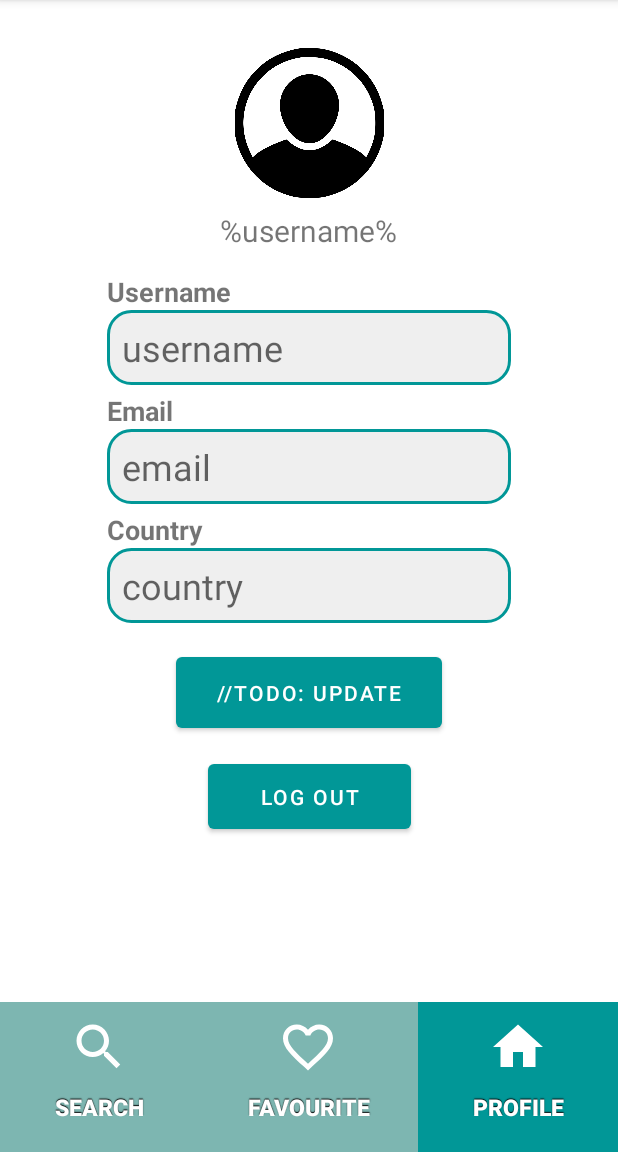
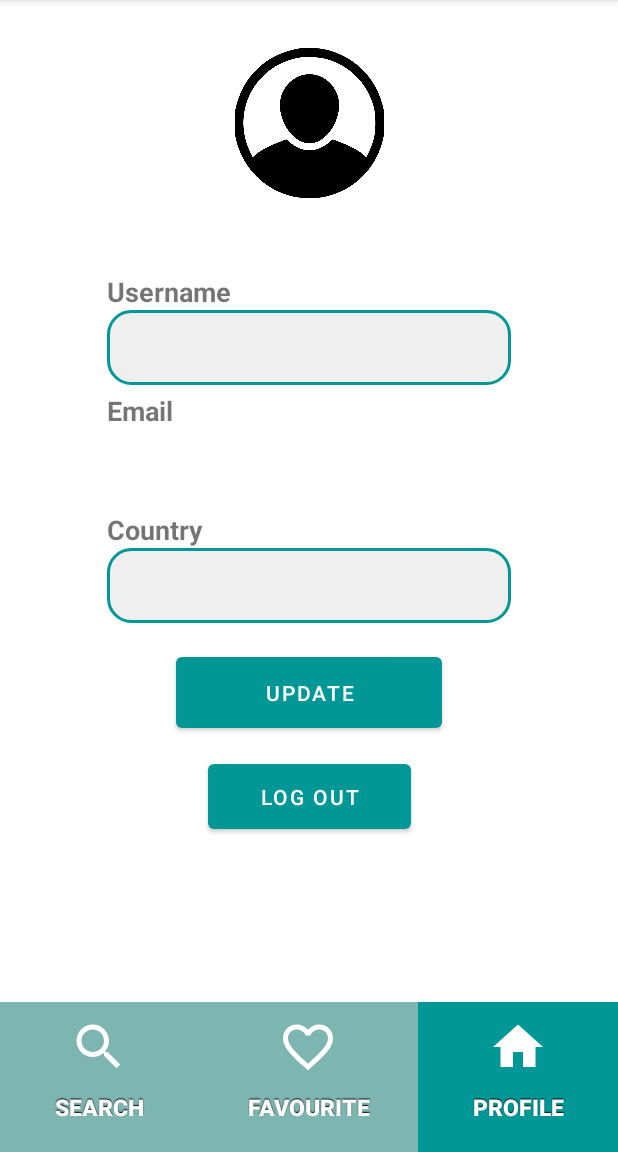
Before and after one commit to sehyun-kelly/Android-Java-Planer, an Android app: the screen it shows after launch once a user with an empty profile is signed in (SearchActivity), after a tap on "PROFILE", on a phone screen of 412 x 824 dp, the part 84-1236 px from its top. Run offline under Robolectric (Android 15) with nearby library versions, the phone set to English and light mode, and no system bars; our stand-ins replace Firebase (no records; nobody signed in at launch, a user with empty details on screens opened directly); 1 statement that could not run was skipped; 3 other taps on this screen came first.

Commit message:
Implemented Update and Logout functions in ProfileFragment. Firebase updates accordingly.

```diff
--- a/app/src/main/java/com/example/planer/ProfileFragment.java
+++ b/app/src/main/java/com/example/planer/ProfileFragment.java
@@ -1,18 +1,99 @@
 package com.example.planer;
 
+import androidx.annotation.NonNull;
+import androidx.annotation.Nullable;
 import androidx.fragment.app.Fragment;
 
+import android.content.Intent;
 import android.os.Bundle;
+import android.util.Log;
 import android.view.LayoutInflater;
 import android.view.View;
 import android.view.ViewGroup;
+import android.widget.Button;
+import android.widget.EditText;
+import android.widget.TextView;
+import android.widget.Toast;
+
+import com.google.firebase.auth.FirebaseAuth;
+import com.google.firebase.auth.FirebaseUser;
+import com.google.firebase.firestore.DocumentReference;
+import com.google.firebase.firestore.DocumentSnapshot;
+import com.google.firebase.firestore.FirebaseFirestore;
 
 public class ProfileFragment extends Fragment {
+    static final String TAG = "Android";
+    FirebaseUser user;
+    FirebaseFirestore db;
+    DocumentReference userDoc;
+    EditText usernameField;
+    TextView emailField;
+    EditText countryField;
+
+    Button updateBtn;
+    Button logoutBtn;
 
     @Override
     public View onCreateView(LayoutInflater inflater, ViewGroup container,
                              Bundle savedInstanceState) {
+        user = FirebaseAuth.getInstance().getCurrentUser();
+        db = FirebaseFirestore.getInstance();
+        userDoc = db.collection("users").document(user.getUid());
+        userDoc.get().addOnCompleteListener(task -> {
+            if (task.isSuccessful()) {
+                DocumentSnapshot document = task.getResult();
+                if (document.exists()) {
 
+                    // Update fields using firebase user doc
+                    TextView userHeader = requireView().findViewById(R.id.username);
+                    usernameField = requireView().findViewById(R.id.usernameField);
+                    emailField = requireView().findViewById(R.id.emailField);
+                    countryField = requireView().findViewById(R.id.countryField);
+                    String username = (String) document.get("username");
+                    String email = (String) document.get("email");
+                    String country = (String) document.get("country");
+                    userHeader.setText(username);
+                    usernameField.setText(username);
+                    emailField.setText(email);
+                    countryField.setText(country);
+
+                    Log.d(TAG, "DocumentSnapshot data: " + document.getData());
+                } else {
+                    Log.d(TAG, "No such document");
+                }
+            } else {
+                Log.d(TAG, "get failed with ", task.getException());
+            }
+        });
         return inflater.inflate(R.layout.fragment_profile, container, false);
     }
+
+    @Override
+    public void onViewCreated(@NonNull View view, @Nullable Bundle savedInstanceState) {
+        super.onViewCreated(view, savedInstanceState);
+
+        updateBtn = requireView().findViewById(R.id.updateBtn);
+        updateBtn.setOnClickListener(this::update);
+
+        logoutBtn = requireView().findViewById(R.id.logoutBtn);
+        logoutBtn.setOnClickListener(this::logout);
+    }
+
+    public void update(View view) {
+        String username = usernameField.getText().toString();
+        String country = countryField.getText().toString();
+
+        // Update relevant fields in Firestore
+        db.collection("users").document(user.getUid()).update(
+                "username", username,
+                "country", country
+        );
+        Toast.makeText(getActivity(), "Information updated", Toast.LENGTH_SHORT).show();
+    }
+
+    public void logout(View view) {
+        FirebaseAuth.getInstance().signOut();
+        Intent intent = new Intent(getActivity(), MainActivity.class);
+        startActivity(intent);
+    }
 }
--- a/app/src/main/java/com/example/planer/RegisterActivity.java
+++ b/app/src/main/java/com/example/planer/RegisterActivity.java
@@ -16,6 +16,7 @@ import com.google.firebase.auth.FirebaseUser;
 import com.example.planer.data.CountryDriver;
 import com.google.firebase.firestore.FirebaseFirestore;
 import com.google.firebase.auth.FirebaseAuth;
+import com.google.firestore.v1.WriteResult;
 
 import java.util.ArrayList;
 import java.util.HashMap;
@@ -103,9 +104,7 @@ public class RegisterActivity extends AppCompatActivity {
                                         registrant.put("username", userNameInput);
                                         registrant.put("email", emailInput);
                                         registrant.put("country", country);
-                                        db.collection("users")
-                                                .add(registrant)
-                                                .addOnSuccessListener(documentReference -> Log.d(TAG, "snapshot added with ID: " + documentReference.getId())).addOnFailureListener(e -> Log.w(TAG, "Error adding document", e));
+                                        db.collection("users").document(user.getUid()).set(registrant);
                                         Intent intent = new Intent(RegisterActivity.this, SearchActivity.class);
                                         startActivity(intent);
 
--- a/app/src/main/res/layout/fragment_profile.xml
+++ b/app/src/main/res/layout/fragment_profile.xml
@@ -14,14 +14,14 @@
         app:layout_constraintEnd_toEndOf="parent"
         app:layout_constraintStart_toStartOf="parent"
         app:layout_constraintTop_toTopOf="parent"
-        app:srcCompat="@drawable/profile" />
+        app:srcCompat="@drawable/profile"
+        android:contentDescription="@string/profile_picture" />
 
     <TextView
         android:id="@+id/username"
         android:layout_width="300dp"
         android:layout_height="30dp"
         android:layout_marginTop="8dp"
-        android:text="@string/usernamePlaceholder"
         android:textAlignment="center"
         android:textSize="20sp"
         app:layout_constraintEnd_toEndOf="parent"
@@ -30,37 +30,7 @@
         app:layout_constraintTop_toBottomOf="@+id/profilePic" />
 
     <LinearLayout
-        android:id="@+id/country"
-        android:layout_width="309dp"
-        android:layout_height="75dp"
-        android:layout_marginTop="4dp"
-        android:orientation="vertical"
-        android:paddingHorizontal="20dp"
-        app:layout_constraintEnd_toEndOf="parent"
-        app:layout_constraintStart_toStartOf="parent"
-        app:layout_constraintTop_toBottomOf="@+id/emailField">
-
-        <TextView
-            android:layout_width="wrap_content"
-            android:layout_height="wrap_content"
-            android:text="@string/country"
-            android:textSize="18sp"
-            android:textStyle="bold" />
-
-        <EditText
-            android:id="@+id/countryField"
-            android:layout_width="match_parent"
-            android:layout_height="50dp"
-            android:autofillHints=""
-            android:background="@drawable/input_background"
-            android:hint="country"
-            android:inputType="text"
-            android:paddingHorizontal="10dp"
-            android:textSize="24sp" />
-    </LinearLayout>
-
-    <LinearLayout
-        android:id="@+id/emailField"
+        android:id="@+id/email_input_field"
         android:layout_width="309dp"
         android:layout_height="75dp"
         android:layout_marginTop="4dp"
@@ -77,16 +47,14 @@
             android:textSize="18sp"
             android:textStyle="bold" />
 
-        <EditText
-            android:id="@+id/username_input"
+        <TextView
+            android:id="@+id/emailField"
             android:layout_width="match_parent"
             android:layout_height="50dp"
             android:autofillHints=""
-            android:background="@drawable/input_background"
-            android:hint="email"
-            android:inputType="text"
             android:paddingHorizontal="10dp"
-            android:textSize="24sp" />
+            android:textSize="24sp"
+            tools:ignore="TextFields,SpeakableTextPresentCheck" />
     </LinearLayout>
 
     <LinearLayout
@@ -113,31 +81,65 @@
             android:layout_height="50dp"
             android:autofillHints=""
             android:background="@drawable/input_background"
-            android:hint="username"
             android:inputType="text"
+            android:labelFor="@id/usernameField"
             android:paddingHorizontal="10dp"
-            android:textSize="24sp" />
+            android:textSize="24sp"
+            tools:ignore="SpeakableTextPresentCheck" />
     </LinearLayout>
 
+    <LinearLayout
+        android:id="@+id/country"
+        android:layout_width="309dp"
+        android:layout_height="75dp"
+        android:layout_marginTop="4dp"
+        android:orientation="vertical"
+        android:paddingHorizontal="20dp"
+        app:layout_constraintEnd_toEndOf="parent"
+        app:layout_constraintStart_toStartOf="parent"
+        app:layout_constraintTop_toBottomOf="@+id/email_input_field">
+
+        <TextView
+            android:layout_width="wrap_content"
+            android:layout_height="wrap_content"
+            android:text="@string/country"
+            android:textSize="18sp"
+            android:textStyle="bold" />
+
+        <EditText
+            android:id="@+id/countryField"
+            android:layout_width="match_parent"
+            android:layout_height="50dp"
+            android:autofillHints=""
+            android:background="@drawable/input_background"
+            android:inputType="text"
+            android:labelFor="@id/countryField"
+            android:paddingHorizontal="10dp"
+            android:textSize="24sp"
+            tools:ignore="SpeakableTextPresentCheck" />
+    </LinearLayout>
+
+
     <Button
-        android:id="@+id/button"
+        android:id="@+id/updateBtn"
         android:layout_width="177dp"
         android:layout_height="59dp"
         android:layout_marginTop="16dp"
-        android:text="//TODO: update"
+        android:text="@string/update"
         app:layout_constraintEnd_toEndOf="parent"
         app:layout_constraintStart_toStartOf="parent"
-        app:layout_constraintTop_toBottomOf="@+id/country" />
+        app:layout_constraintTop_toBottomOf="@+id/country"
+        tools:ignore="TextContrastCheck" />
 
     <Button
-        android:id="@+id/button2"
+        android:id="@+id/logoutBtn"
         android:layout_width="135dp"
         android:layout_height="55dp"
         android:layout_marginTop="12dp"
-        android:onClick="logout"
         android:text="@string/log_out"
         app:layout_constraintEnd_toEndOf="parent"
         app:layout_constraintStart_toStartOf="parent"
-        app:layout_constraintTop_toBottomOf="@+id/button" />
+        app:layout_constraintTop_toBottomOf="@+id/updateBtn"
+        tools:ignore="TextContrastCheck" />
 
 </androidx.constraintlayout.widget.ConstraintLayout>
--- a/app/src/main/res/values/strings.xml
+++ b/app/src/main/res/values/strings.xml
@@ -46,5 +46,8 @@
     <!-- Used in CurrencyConverter page -->
     <string name="home">Home Country</string>
     <string name="usernamePlaceholder">%username%</string>
+    <string name="profilepicframe">ProfilePicFrame</string>
+    <string name="update">update</string>
+    <string name="profile_picture">profile picture</string>
 
 </resources>
```
Also changed, not shown: app/src/main/java/com/example/planer/SearchActivity.java (+1 -8 lines), app/src/main/res/layout/activity_register.xml (+11 -16 lines).
